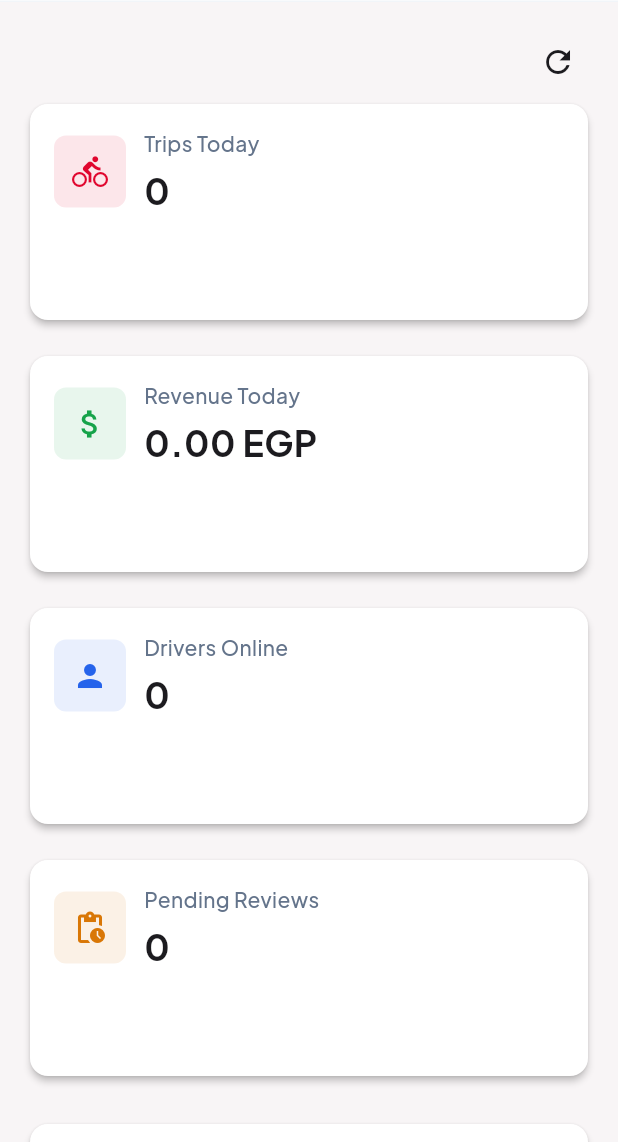
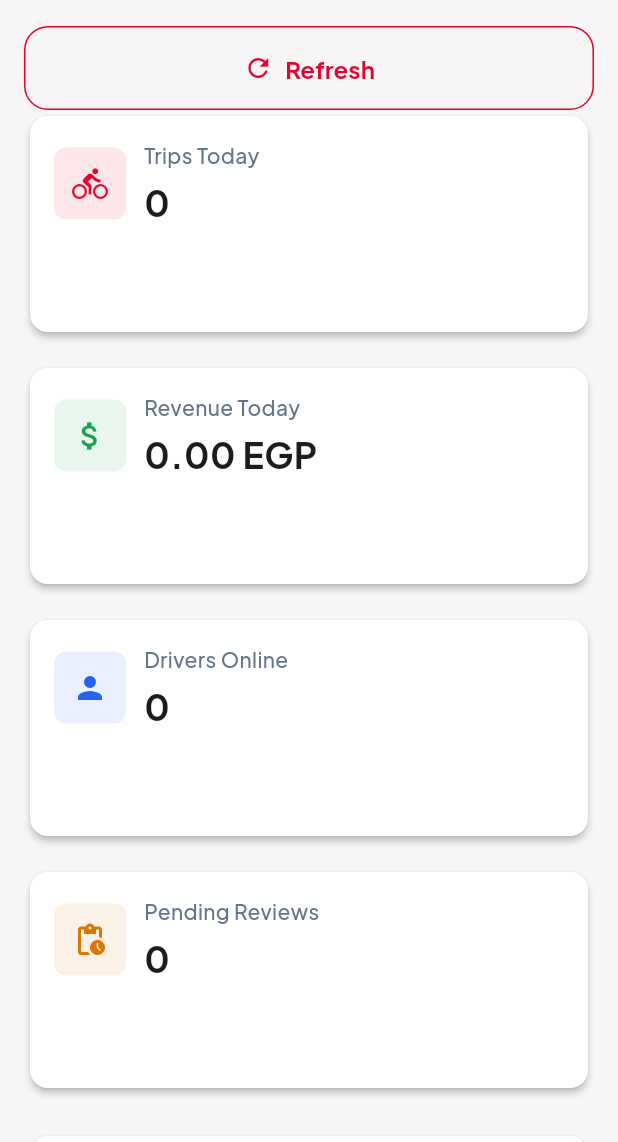
Before and after one commit to ibrahimmaher2503-source/biko, a Flutter app: the AdminDashboardScreen screen opened by its route, on a phone screen of 412 x 824 dp, the part 94-1236 px from its top. Run offline on Flutter 3.47's test engine with Material 3 defaults, Android fonts, the phone set to English and light mode, and no system bars; our stand-ins replace cached_network_image, cloud_firestore, cloud_functions, firebase_auth, firebase_core, firebase_database and 14 more; missing offline and left inert: dart:html, flutter_facebook_auth, flutter_polyline_points; accounts and stored records are empty.

Commit message:
fix: address CodeRabbit review findings
- Use unawaited(stop()) in BackgroundLocationService.onClose() to
  explicitly document fire-and-forget async cleanup
- Replace raw CircularProgressIndicator/IconButton with shared
  AppLoading/AppButton widgets in admin dashboard per coding guidelines

Co-Authored-By: Claude Opus 4.6 (1M context) <noreply@anthropic.com>

```diff
--- a/lib/core/services/background_location_service.dart
+++ b/lib/core/services/background_location_service.dart
@@ -133,7 +133,7 @@ class BackgroundLocationService extends GetxService {
 
   @override
   void onClose() {
-    stop();
+    unawaited(stop());
     super.onClose();
   }
 }
--- a/lib/features/admin/screens/admin_dashboard_screen.dart
+++ b/lib/features/admin/screens/admin_dashboard_screen.dart
@@ -1,4 +1,5 @@
 import 'package:biko/core/theme/app_theme.dart';
+import 'package:biko/core/widgets/app_button.dart';
 import 'package:biko/core/widgets/app_card.dart';
 import 'package:biko/core/widgets/app_loading.dart';
 import 'package:biko/features/admin/controllers/admin_dashboard_controller.dart';
@@ -39,15 +40,12 @@ class AdminDashboardScreen extends GetView<AdminDashboardController> {
                   alignment: AlignmentDirectional.centerEnd,
                   child: Obx(
                     () => controller.isLoading.value
-                        ? const SizedBox(
-                            width: 20,
-                            height: 20,
-                            child: CircularProgressIndicator(strokeWidth: 2),
-                          )
-                        : IconButton(
-                            icon: const Icon(Icons.refresh),
+                        ? const AppLoading(size: 20)
+                        : AppButton(
+                            text: 'admin.dashboard.refresh'.tr,
                             onPressed: controller.refreshDashboard,
-                            tooltip: 'admin.dashboard.refresh'.tr,
+                            variant: ButtonVariant.outline,
+                            leadingIcon: Icons.refresh,
                           ),
                   ),
                 ),
```
